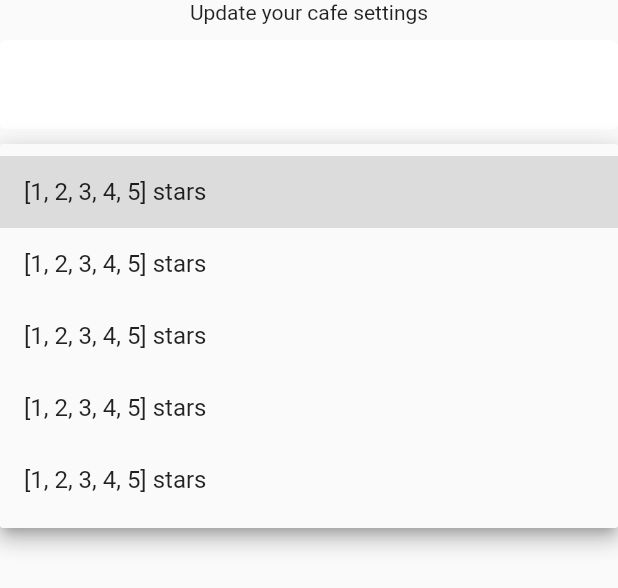
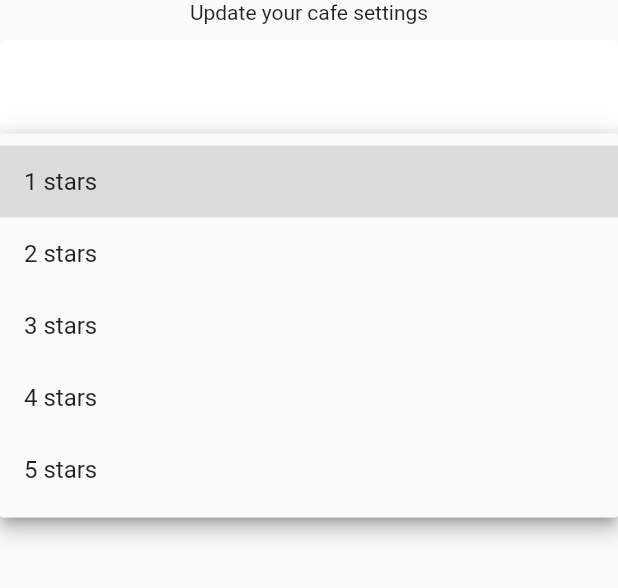
Before and after one commit to aregmi450/table, a Flutter app: the SettingsForm widget shown alone on an empty page, opened directly, after a tap on the "arrow drop down" icon, on a phone screen of 412 x 824 dp. Shown: the top 588 px of the screen. Run offline on Flutter 3.47's test engine with Material 2 defaults, Android fonts, the phone set to English and light mode, and no system bars; our stand-ins replace cloud_firestore, firebase_auth, flutter_spinkit; accounts and stored records are empty.

Commit message:
sixth commit

```diff
--- a/lib/screens/home/settings_form.dart
+++ b/lib/screens/home/settings_form.dart
@@ -32,14 +32,13 @@ class _SettingsFormState extends State<SettingsForm> {
             validator: (val) => val.isEmpty ? 'please enter a name' : null,
             onChanged: (val) => setState(() => _currentcafename = val),
           ),
-          SizedBox(height: 10.0),
+          SizedBox(height: 11.0),
+          //dropdown
           DropdownButtonFormField(
-            value: _currentrating ?? '0',
-            decoration: textInputDecoration,
-            items: rates.map((rating) {
+            items: rates.map((rate) {
               return DropdownMenuItem(
-                value: rating,
-                child: Text('$rates stars'),
+                value: rate,
+                child: Text('$rate stars'),
               );
             }).toList(),
             onChanged: (val) => setState(() => _currentrating = val),
```
